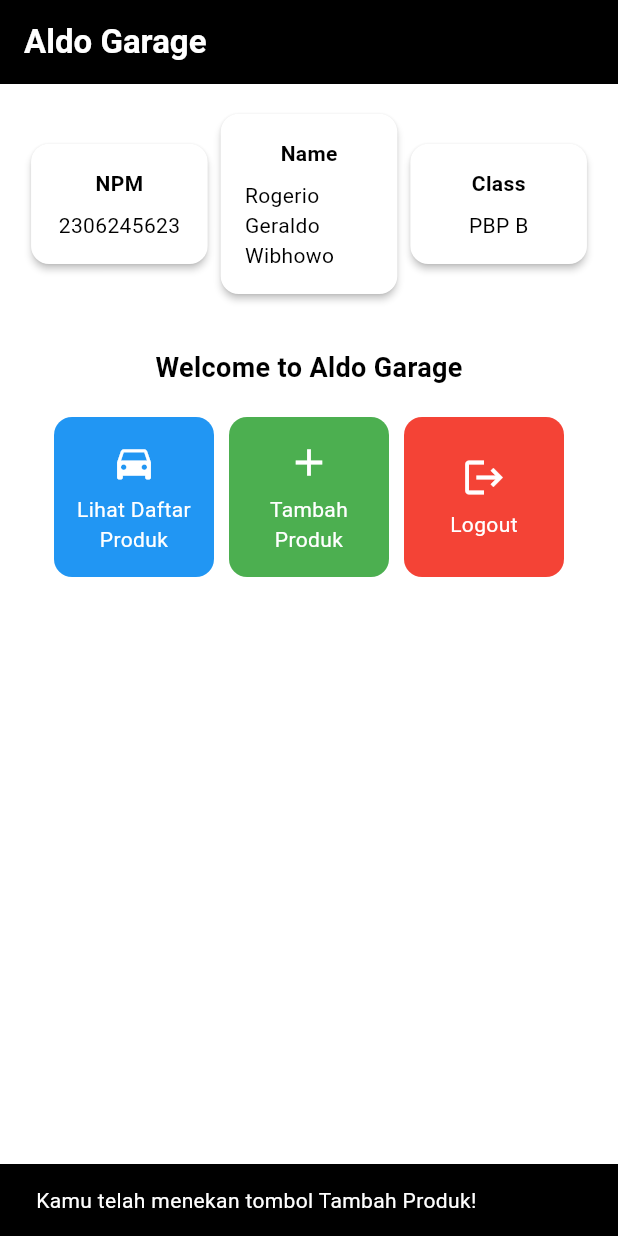
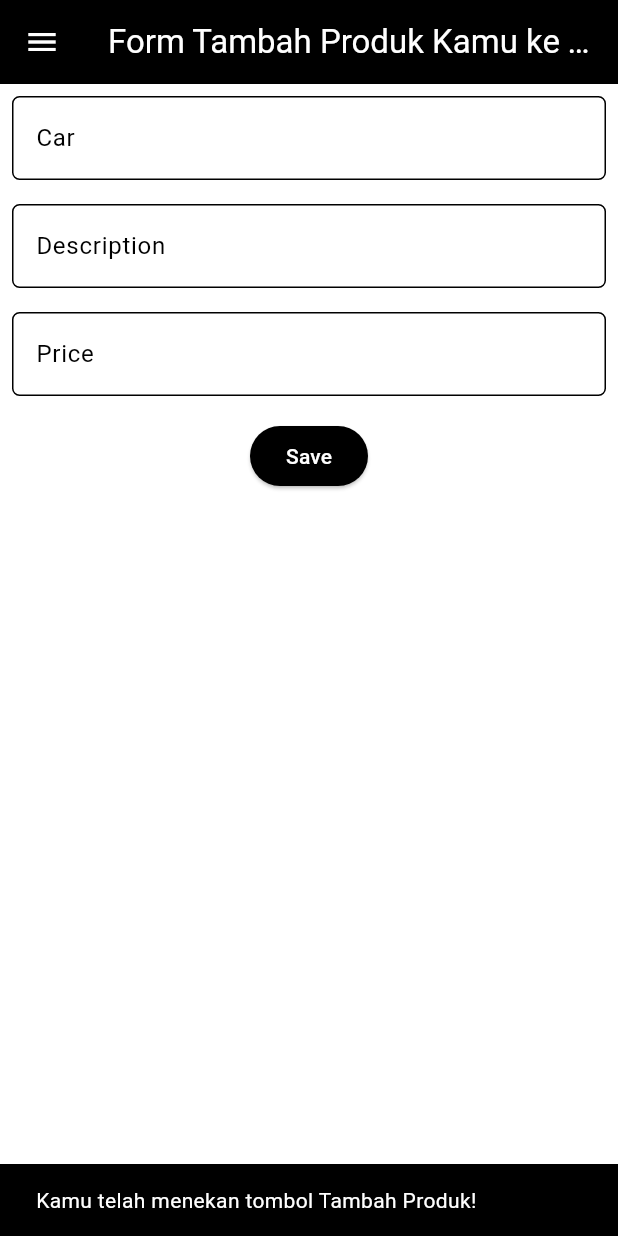
Before and after one commit to rgeraldow/aldo-garage-mobile, a Flutter app: the screen it shows after launch, after a tap on "Tambah Produk", on a phone screen of 412 x 824 dp. Run offline on Flutter 3.47's test engine with Material 3 defaults, Android fonts, the phone set to English and light mode, and no system bars.

Commit message:
done tugas 8

```diff
--- a/lib/main.dart
+++ b/lib/main.dart
@@ -1,5 +1,5 @@
 import 'package:flutter/material.dart';
-import 'package:aldo_garage/menu.dart';
+import 'package:aldo_garage/screens/menu.dart';
 
 void main() {
   runApp(const MyApp());
--- /dev/null
+++ b/lib/screens/carentry_form.dart
@@ -0,0 +1,161 @@
+import 'package:flutter/material.dart';
+import 'package:aldo_garage/widgets/left_drawer.dart';
+
+class CarEntryFormPage extends StatefulWidget {
+  const CarEntryFormPage({super.key});
+
+  @override
+  State<CarEntryFormPage> createState() => _CarEntryFormPageState();
+}
+
+class _CarEntryFormPageState extends State<CarEntryFormPage> {
+  final _formKey = GlobalKey<FormState>();
+  String _car = "";
+  String _description = "";
+  int _price = 0;
+
+  @override
+  Widget build(BuildContext context) {
+    return Scaffold(
+      appBar: AppBar(
+        title: const Center(
+          child: Text(
+            'Form Tambah Produk Kamu ke Toko',
+          ),
+        ),
+        backgroundColor: Theme.of(context).colorScheme.primary,
+        foregroundColor: Colors.white,
+      ),
+      drawer: const LeftDrawer(),
+      body: Form(
+        key: _formKey,
+        child: SingleChildScrollView(
+          child: Column(
+            crossAxisAlignment: CrossAxisAlignment.start,
+            children: [
+              Padding(
+                padding: const EdgeInsets.all(8.0),
+                child: TextFormField(
+                  decoration: InputDecoration(
+                    hintText: "Car",
+                    labelText: "Car",
+                    border: OutlineInputBorder(
+                      borderRadius: BorderRadius.circular(5.0),
+                    ),
+                  ),
+                  onChanged: (String? value) {
+                    setState(() {
+                      _car = value!;
+                    });
+                  },
+                  validator: (String? value) {
+                    if (value == null || value.isEmpty) {
+                      return "Produk tidak boleh kosong!";
+                    }
+                    return null;
+                  },
+                ),
+              ),
+              Padding(
+                padding: const EdgeInsets.all(8.0),
+                child: TextFormField(
+                  decoration: InputDecoration(
+                    hintText: "Description",
+                    labelText: "Description",
+                    border: OutlineInputBorder(
+                      borderRadius: BorderRadius.circular(5.0),
+                    ),
+                  ),
+                  onChanged: (String? value) {
+                    setState(() {
+                      _description = value!;
+                    });
+                  },
+                  validator: (String? value) {
+                    if (value == null || value.isEmpty) {
+                      return "Descriptions tidak boleh kosong!";
+                    }
+                    return null;
+                  },
+                ),
+              ),
+              Padding(
+                padding: const EdgeInsets.all(8.0),
+                child: TextFormField(
+                  decoration: InputDecoration(
+                    hintText: "Price",
+                    labelText: "Price",
+                    border: OutlineInputBorder(
+                      borderRadius: BorderRadius.circular(5.0),
+                    ),
+                  ),
+                  onChanged: (String? value) {
+                    setState(() {
+                      _price = int.tryParse(value!) ?? 0;
+                    });
+                  },
+                  validator: (String? value) {
+                    if (value == null || value.isEmpty) {
+                      return "Field price tidak boleh kosong!";
+                    }
+                    if (int.tryParse(value) == null) {
+                      return "Field price harus berupa angka!";
+                    }
+                    return null;
+                  },
+                ),
+              ),
+              Align(
+                alignment: Alignment.bottomCenter,
+                child: Padding(
+                  padding: const EdgeInsets.all(8.0),
+                  child: ElevatedButton(
+                    style: ButtonStyle(
+                      backgroundColor: WidgetStateProperty.all(
+                          Theme.of(context).colorScheme.primary),
+                    ),
+                    onPressed: () {
+                      if (_formKey.currentState!.validate()) {
+                        showDialog(
+                          context: context,
+                          builder: (context) {
+                            return AlertDialog(
+                              title: const Text('Produk berhasil tersimpan'),
+                              content: SingleChildScrollView(
+                                child: Column(
+                                  crossAxisAlignment: CrossAxisAlignment.start,
+                                  children: [
+                                    Text('Product: $_car'),
+                                    Text('Description: $_description'),
+                                    Text('Price: $_price'),
+                                  ],
+                                ),
+                              ),
+                              actions: [
+                                TextButton(
+                                  child: const Text('OK'),
+                                  onPressed: () {
+                                    Navigator.pop(context);
+                                    _formKey.currentState!.reset();
+                                  },
+                                ),
+                              ],
+                            );
+                          },
+                        );
+                      }
+                    },
+                    child: const Text(
+                      "Save",
+                      style: TextStyle(color: Colors.white),
+                    ),
+                  ),
+                ),
+              ),
+            ],
+          ),
+        ),
+      ),
+    );
+  }
+}
--- a/lib/menu.dart
+++ b/lib/screens/menu.dart
@@ -1,4 +1,6 @@
+import 'package:aldo_garage/widgets/car_card.dart';
 import 'package:flutter/material.dart';
+import 'package:aldo_garage/widgets/left_drawer.dart';
 
 class MyHomePage extends StatelessWidget {
     final String npm = '2306245623';
@@ -26,7 +28,9 @@
             ),
           ),
           backgroundColor: Theme.of(context).colorScheme.primary,
+          iconTheme: const IconThemeData(color: Colors.white),
         ),
+        drawer: const LeftDrawer(),
         body: Padding(
           padding: const EdgeInsets.all(16.0),
           child: Column(
@@ -102,56 +106,3 @@
     );
   }
 }
-
-class ItemHomepage {
-     final String name;
-     final IconData icon;
-     final Color color;
-
-     ItemHomepage(this.name, this.icon, this.color);
-}
-
-class ItemCard extends StatelessWidget {
-  final ItemHomepage item;
-
-  const ItemCard(this.item, {super.key});
-
-  @override
-  Widget build(BuildContext context) {
-    return Material(
-      // Menggunakan warna yang didefinisikan di dalam item.color.
-      color: item.color,
-      borderRadius: BorderRadius.circular(12),
-      child: InkWell(
-        onTap: () {
-          ScaffoldMessenger.of(context)
-            ..hideCurrentSnackBar()
-            ..showSnackBar(
-              SnackBar(content: Text("Kamu telah menekan tombol ${item.name}!")),
-            );
-        },
-        child: Container(
-          padding: const EdgeInsets.all(8),
-          child: Center(
-            child: Column(
-              mainAxisAlignment: MainAxisAlignment.center,
-              children: [
-                Icon(
-                  item.icon,
-                  color: Colors.white,
-                  size: 30.0,
-                ),
-                const Padding(padding: EdgeInsets.all(3)),
-                Text(
-                  item.name,
-                  textAlign: TextAlign.center,
-                  style: const TextStyle(color: Colors.white),
-                ),
-              ],
-            ),
-          ),
-        ),
-      ),
-    );
-  }
-}
--- /dev/null
+++ b/lib/widgets/car_card.dart
@@ -0,0 +1,62 @@
+import 'package:aldo_garage/screens/carentry_form.dart';
+import 'package:flutter/material.dart';
+
+class ItemHomepage {
+     final String name;
+     final IconData icon;
+     final Color color;
+
+     ItemHomepage(this.name, this.icon, this.color);
+}
+
+class ItemCard extends StatelessWidget {
+  final ItemHomepage item;
+
+  const ItemCard(this.item, {super.key});
+
+  @override
+  Widget build(BuildContext context) {
+    return Material(
+      // Menggunakan warna yang didefinisikan di dalam item.color.
+      color: item.color,
+      borderRadius: BorderRadius.circular(12),
+      child: InkWell(
+        onTap: () {
+          ScaffoldMessenger.of(context)
+            ..hideCurrentSnackBar()
+            ..showSnackBar(
+              SnackBar(content: Text("Kamu telah menekan tombol ${item.name}!")),
+            );
+            // Navigate ke route yang sesuai (tergantung jenis tombol)
+            if (item.name == "Tambah Produk") {
+              // TODO: Gunakan Navigator.push untuk melakukan navigasi ke MaterialPageRoute yang mencakup MoodEntryFormPage.
+              Navigator.push(context,
+                MaterialPageRoute(builder: (context) => const CarEntryFormPage())
+              );
+            }
+        },
+        child: Container(
+          padding: const EdgeInsets.all(8),
+          child: Center(
+            child: Column(
+              mainAxisAlignment: MainAxisAlignment.center,
+              children: [
+                Icon(
+                  item.icon,
+                  color: Colors.white,
+                  size: 30.0,
+                ),
+                const Padding(padding: EdgeInsets.all(3)),
+                Text(
+                  item.name,
+                  textAlign: TextAlign.center,
+                  style: const TextStyle(color: Colors.white),
+                ),
+              ],
+            ),
+          ),
+        ),
+      ),
+    );
+  }
+}
--- /dev/null
+++ b/lib/widgets/left_drawer.dart
@@ -0,0 +1,72 @@
+import 'package:aldo_garage/screens/carentry_form.dart';
+import 'package:flutter/material.dart';
+import 'package:aldo_garage/screens/menu.dart';
+
+class LeftDrawer extends StatelessWidget {
+  const LeftDrawer({super.key});
+
+  @override
+  Widget build(BuildContext context) {
+    return Drawer(
+      child: ListView(
+        children: [
+          DrawerHeader(
+            // TODO: Bagian drawer header
+            decoration: BoxDecoration(
+              color: Theme.of(context).colorScheme.primary,
+            ),
+            child: const Column(
+              children: [
+                Text(
+                  'Aldo Garage',
+                  textAlign: TextAlign.center,
+                  style: TextStyle(
+                    fontSize: 24,
+                    fontWeight: FontWeight.bold,
+                    color: Colors.white,
+                  ),
+                ),
+                Padding(padding: EdgeInsets.all(8)),
+                Text(
+                  "Cari mobil yang cocok? Aldo Garage aja!",
+                  textAlign: TextAlign.center,
+                  style: TextStyle(
+                    fontSize: 15,
+                    fontWeight: FontWeight.normal,
+                    color: Colors.white,
+                    letterSpacing: 1.2,
+                  ),
+                ),
+              ],
+            ),
+          ),
+            // TODO: Bagian routing
+            ListTile(
+              leading: const Icon(Icons.home_outlined),
+              title: const Text('Halaman Utama'),
+              // Bagian redirection ke MyHomePage
+              onTap: () {
+                Navigator.pushReplacement(
+                    context,
+                    MaterialPageRoute(
+                      builder: (context) => MyHomePage(),
+                    ));
+              },
+            ),
+            ListTile(
+              leading: const Icon(Icons.directions_car),
+              title: const Text('Tambah Produk'),
+              // Bagian redirection ke CarEntryFormPage
+              onTap: () {
+                Navigator.pushReplacement(
+                  context,
+                  MaterialPageRoute(
+                    builder: (context) => const CarEntryFormPage(),
+                  ));
+              },
+            ),
+        ],
+      ),
+    );
+  }
+}
```
